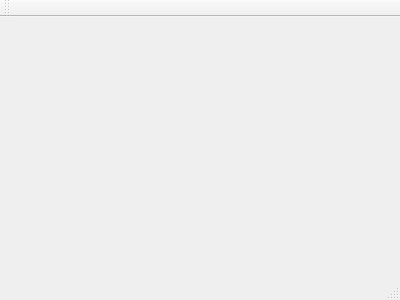
Zheka001/Convertor, file mainwindow.ui: the form before one commit.
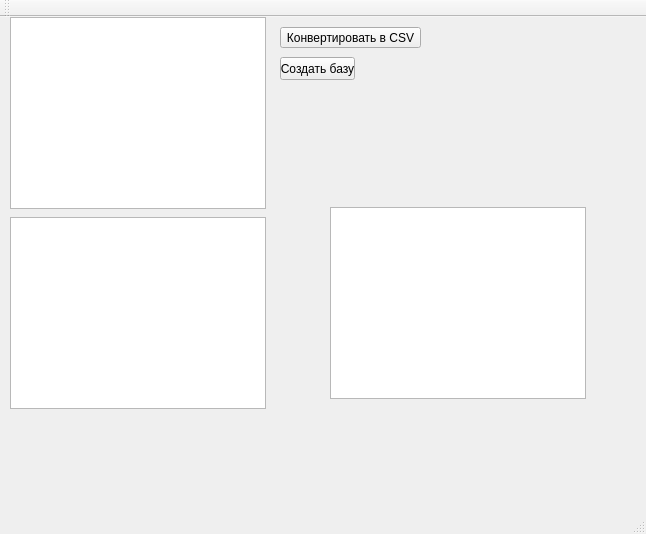
The form after the commit.

The edit to the form file:
```diff
--- a/mainwindow.ui
+++ b/mainwindow.ui
@@ -1,24 +1,96 @@
 <ui version="4.0">
  <class>MainWindow</class>
- <widget class="QMainWindow" name="MainWindow" >
-  <property name="geometry" >
+ <widget class="QMainWindow" name="MainWindow">
+  <property name="geometry">
    <rect>
     <x>0</x>
     <y>0</y>
-    <width>400</width>
-    <height>300</height>
+    <width>646</width>
+    <height>534</height>
    </rect>
   </property>
   <property name="windowTitle" >
    <string>MainWindow</string>
   </property>
-  <widget class="QMenuBar" name="menuBar" />
-  <widget class="QToolBar" name="mainToolBar" />
-  <widget class="QWidget" name="centralWidget" />
-  <widget class="QStatusBar" name="statusBar" />
+  <widget class="QWidget" name="centralWidget">
+   <widget class="QTableView" name="sqlView">
+    <property name="geometry">
+     <rect>
+      <x>10</x>
+      <y>0</y>
+      <width>256</width>
+      <height>192</height>
+     </rect>
+    </property>
+   </widget>
+   <widget class="QPushButton" name="convertButton">
+    <property name="geometry">
+     <rect>
+      <x>280</x>
+      <y>10</y>
+      <width>141</width>
+      <height>21</height>
+     </rect>
+    </property>
+    <property name="text">
+     <string>Конвертировать в CSV</string>
+    </property>
+   </widget>
+   <widget class="QTableView" name="csvView">
+    <property name="geometry">
+     <rect>
+      <x>10</x>
+      <y>200</y>
+      <width>256</width>
+      <height>192</height>
+     </rect>
+    </property>
+   </widget>
+   <widget class="QPushButton" name="createButton">
+    <property name="geometry">
+     <rect>
+      <x>280</x>
+      <y>40</y>
+      <width>75</width>
+      <height>23</height>
+     </rect>
+    </property>
+    <property name="text">
+     <string>Cоздать базу</string>
+    </property>
+   </widget>
+   <widget class="QTextBrowser" name="textBrowser">
+    <property name="geometry">
+     <rect>
+      <x>330</x>
+      <y>190</y>
+      <width>256</width>
+      <height>192</height>
+     </rect>
+    </property>
+   </widget>
+  </widget>
+  <widget class="QMenuBar" name="menuBar">
+   <property name="geometry">
+    <rect>
+     <x>0</x>
+     <y>0</y>
+     <width>646</width>
+     <height>21</height>
+    </rect>
+   </property>
+  </widget>
+  <widget class="QToolBar" name="mainToolBar">
+   <attribute name="toolBarArea">
+    <enum>TopToolBarArea</enum>
+   </attribute>
+   <attribute name="toolBarBreak">
+    <bool>false</bool>
+   </attribute>
+  </widget>
+  <widget class="QStatusBar" name="statusBar"/>
  </widget>
- <layoutDefault spacing="6" margin="11" />
- <pixmapfunction></pixmapfunction>
+ <layoutdefault spacing="6" margin="11"/>
  <resources/>
  <connections/>
 </ui>
```
Left out of the diff: 3 changed lines with no effect on the pictures.
